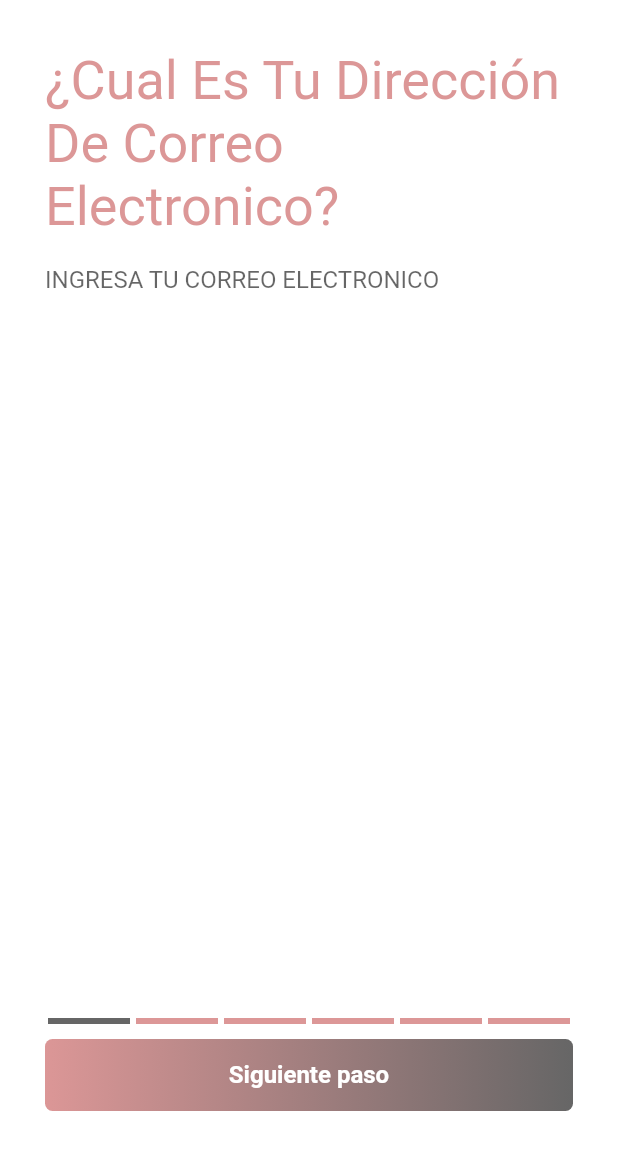
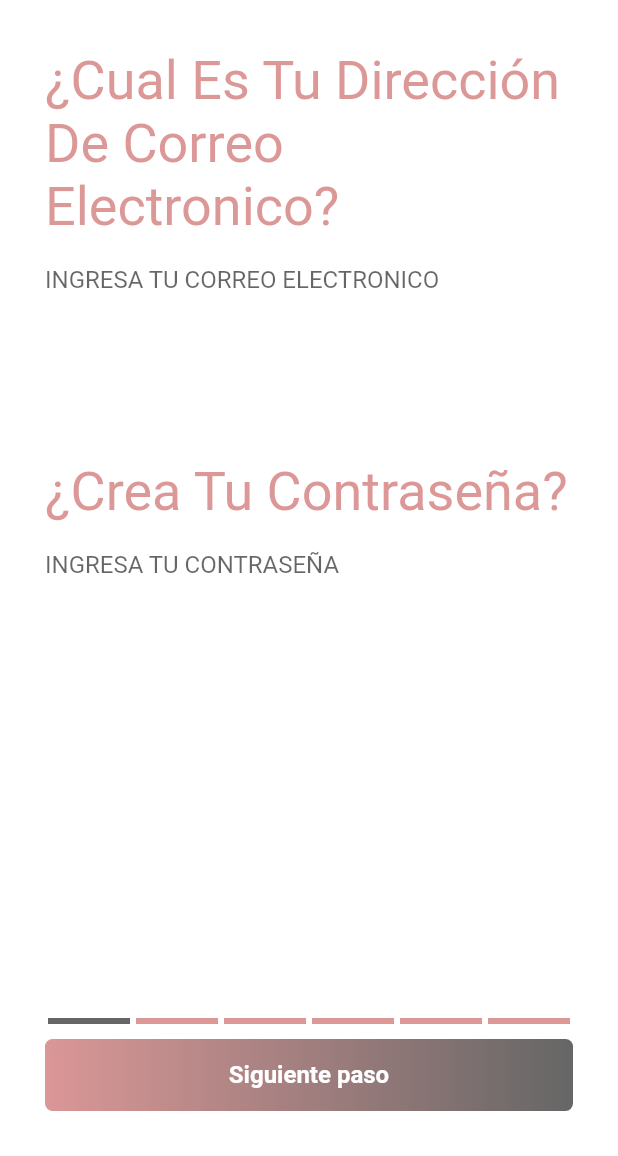
Before and after one commit to CristianEstrada/conectadosfinal, a Flutter app: the OnboardingScreen screen opened by its route, after a tap on "Iniciar", on a phone screen of 412 x 824 dp, the part 80-1236 px from its top. Run offline on Flutter 3.47's test engine with Material 2 defaults, Android fonts, the phone set to English and light mode, and no system bars; drawn by our look-alikes of step_progress_indicator; our stand-ins replace bloc, equatable, firebase_auth, firebase_core, flutter_bloc, flutter_svg; accounts and stored records are empty; Roboto replaces fonts that are missing (Futura); project files that could hold a hidden picture were left out.

Commit message:
ios and android support
Register app on firebase and adding logic on custom button for hint email-pass

```diff
--- a/conectados/lib/screens/onboarding/onboarding_screens/email_screen.dart
+++ b/conectados/lib/screens/onboarding/onboarding_screens/email_screen.dart
@@ -2,7 +2,6 @@
 
 import 'package:conectados/screens/onboarding/widgets/widgets.dart';
 import 'package:flutter/material.dart';
-import 'package:flutter_svg/flutter_svg.dart';
 import 'package:step_progress_indicator/step_progress_indicator.dart';
 
 class Email extends StatelessWidget {
@@ -15,19 +14,31 @@ class Email extends StatelessWidget {
 
   @override
   Widget build(BuildContext context) {
+    final emailController = TextEditingController();
+    final passwordController = TextEditingController();
     return Padding(
       padding: const EdgeInsets.symmetric(horizontal: 30.0, vertical: 30.0),
       child: Column(
         mainAxisAlignment: MainAxisAlignment.spaceBetween,
         children: [
           Column(
+            crossAxisAlignment: CrossAxisAlignment.start,
             children: [
               CustomTextHeader(
-                  tabController: tabController,
-                  text: '¿Cual Es Tu Dirección De Correo Electronico?'),
+                text: '¿Cual Es Tu Dirección De Correo Electronico?',
+              ),
               CustomTextField(
-                  tabController: tabController,
-                  text: 'INGRESA TU CORREO ELECTRONICO'),
+                  hint: 'INGRESA TU CORREO ELECTRONICO',
+                  controller: emailController),
+              SizedBox(
+                height: 100,
+              ),
+              CustomTextHeader(
+                text: '¿Crea Tu Contraseña?',
+              ),
+              CustomTextField(
+                  hint: 'INGRESA TU CONTRASEÑA',
+                  controller: passwordController),
             ],
           ),
           Column(
@@ -42,7 +53,10 @@ class Email extends StatelessWidget {
                 height: 10,
               ),
               CustomButton(
-                  tabController: tabController, text: 'Siguiente paso'),
+                  tabController: tabController,
+                  text: 'Siguiente paso',
+                  emailController: emailController,
+                  passwordController: passwordController),
             ],
           ),
         ],
--- a/conectados/lib/screens/onboarding/widgets/custom_button.dart
+++ b/conectados/lib/screens/onboarding/widgets/custom_button.dart
@@ -1,14 +1,19 @@
 // ignore_for_file: prefer_const_constructors
 
+import 'package:firebase_auth/firebase_auth.dart';
 import 'package:flutter/material.dart';
 
 class CustomButton extends StatelessWidget {
   final TabController tabController;
+  final TextEditingController? emailController;
+  final TextEditingController? passwordController;
   final String text;
   const CustomButton({
     Key? key,
     required this.tabController,
     this.text = 'Iniciar',
+    this.emailController,
+    this.passwordController,
   }) : super(key: key);
 
   @override
@@ -24,7 +29,15 @@ class CustomButton extends StatelessWidget {
       child: ElevatedButton(
         style:
             ElevatedButton.styleFrom(elevation: 0, primary: Colors.transparent),
-        onPressed: () {
+        onPressed: () async {
+          if (emailController != null && passwordController != null) {
+            await FirebaseAuth.instance
+                .createUserWithEmailAndPassword(
+                    email: emailController!.text,
+                    password: passwordController!.text)
+                .then((value) => print("Usuario registrado"))
+                .catchError((error) => print("algo ha salido mal"));
+          }
           tabController.animateTo(tabController.index + 1);
         },
         child: Container(
--- a/conectados/lib/screens/onboarding/widgets/custom_text_field.dart
+++ b/conectados/lib/screens/onboarding/widgets/custom_text_field.dart
@@ -3,20 +3,21 @@
 import 'package:flutter/material.dart';
 
 class CustomTextField extends StatelessWidget {
-  final TabController tabController;
-  final String text;
+  final String hint;
+  final TextEditingController controller;
 
   const CustomTextField(
-      {Key? key, required this.tabController, required this.text})
+      {Key? key, required this.hint, required this.controller})
       : super(key: key);
 
   @override
   Widget build(BuildContext context) {
     return TextField(
+        controller: controller,
         decoration: InputDecoration(
             filled: true,
             fillColor: Colors.white,
-            hintText: text,
+            hintText: hint,
             contentPadding: const EdgeInsets.only(bottom: 5.0, top: 12.5),
             focusedBorder: OutlineInputBorder(
               borderSide: BorderSide(color: Colors.white),
--- a/conectados/lib/screens/onboarding/widgets/custom_text_header.dart
+++ b/conectados/lib/screens/onboarding/widgets/custom_text_header.dart
@@ -3,12 +3,10 @@
 import 'package:flutter/material.dart';
 
 class CustomTextHeader extends StatelessWidget {
-  final TabController tabController;
   final String text;
 
   const CustomTextHeader({
     Key? key,
-    required this.tabController,
     required this.text,
   }) : super(key: key);
 
--- a/conectados/pubspec.yaml
+++ b/conectados/pubspec.yaml
@@ -40,6 +40,8 @@ dependencies:
   flutter_bloc: ^7.2.0
   intl: ^0.17.0
   step_progress_indicator: ^1.0.0
+  firebase_core: ^1.3.0
+  firebase_auth: ^2.0.0
 
 dev_dependencies:
   flutter_test:
```
Also changed, not shown: conectados/lib/main.dart (+6 -2 lines), conectados/lib/screens/onboarding/onboarding_screens/bio_screen.dart (+4 -8 lines), conectados/lib/screens/onboarding/onboarding_screens/demo_screen.dart (+4 -6 lines), conectados/lib/screens/onboarding/onboarding_screens/email_verification.dart (+5 -5 lines), conectados/pubspec.lock, 5 other files.
